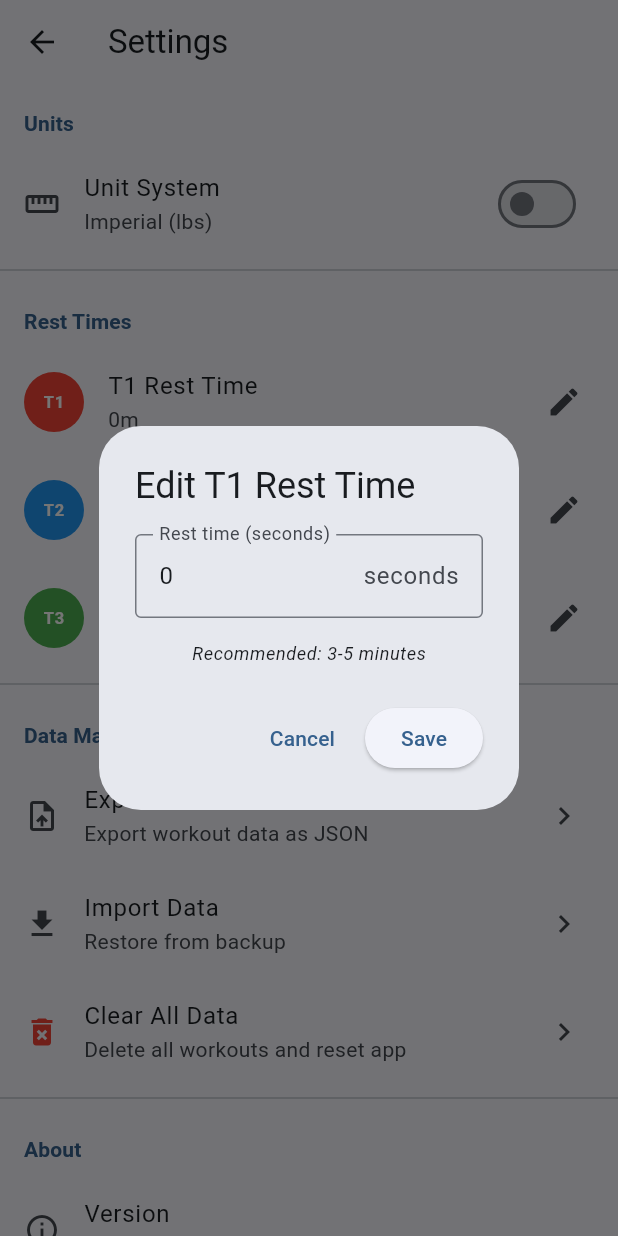
After one commit to camiloh12/gzclp, a Flutter app: the SettingsPage screen opened by its route, after a tap on "T1", on a phone screen of 412 x 824 dp. The commit adds this screen. Run offline on Flutter 3.47's test engine with Material 3 defaults, Android fonts, the phone set to English and light mode, and no system bars; our stand-ins replace dartz, drift, drift_flutter, equatable, flutter_bloc, get_it and 1 more; accounts and stored records are empty; generated files the repository leaves out were written again.

Commit message:
added settings page

```diff
--- a/lib/core/di/injection_container.dart
+++ b/lib/core/di/injection_container.dart
@@ -14,8 +14,10 @@ import '../../features/workout/domain/repositories/workout_set_repository.dart';
 import '../../features/workout/domain/usecases/calculate_t1_progression.dart';
 import '../../features/workout/domain/usecases/calculate_t2_progression.dart';
 import '../../features/workout/domain/usecases/calculate_t3_progression.dart';
+import '../../features/workout/domain/usecases/export_database.dart';
 import '../../features/workout/domain/usecases/finalize_workout_session.dart';
 import '../../features/workout/domain/usecases/generate_workout_for_day.dart';
+import '../../features/workout/domain/usecases/import_database.dart';
 import '../../features/workout/presentation/bloc/onboarding/onboarding_bloc.dart'
     as features;
 import '../../features/workout/presentation/bloc/workout/workout_bloc.dart'
@@ -86,6 +88,10 @@ Future<void> init() async {
     ),
   );
 
+  //! Phase 8: Data Management
+  sl.registerLazySingleton(() => ExportDatabase());
+  sl.registerLazySingleton(() => ImportDatabase());
+
   //! Phase 3: BLoCs
   // Note: BLoCs are registered as factories (new instance each time)
   // They will be provided at widget level via BlocProvider
--- a/lib/features/workout/presentation/pages/dashboard_page.dart
+++ b/lib/features/workout/presentation/pages/dashboard_page.dart
@@ -1,7 +1,6 @@
 import 'package:flutter/material.dart';
 
 import '../../../../core/di/injection_container.dart';
-import '../../../../core/utils/lift_name_helper.dart';
 import '../../data/datasources/local/app_database.dart';
 
 /// Performance dashboard showing current lift status and statistics
--- a/lib/features/workout/presentation/pages/home_page.dart
+++ b/lib/features/workout/presentation/pages/home_page.dart
@@ -29,7 +29,7 @@ class HomePage extends StatelessWidget {
             IconButton(
               icon: const Icon(Icons.settings),
               onPressed: () {
-                // TODO: Navigate to settings
+                Navigator.of(context).pushNamed(AppRoutes.settings);
               },
               tooltip: 'Settings',
             ),
--- /dev/null
+++ b/lib/features/workout/presentation/pages/settings_page.dart
@@ -0,0 +1,422 @@
+import 'package:flutter/material.dart';
+import 'package:flutter/services.dart';
+import 'package:package_info_plus/package_info_plus.dart';
+
+import '../../../../core/constants/app_constants.dart';
+import '../../../../core/di/injection_container.dart';
+import '../../data/datasources/local/app_database.dart';
+
+/// Settings page for app configuration and preferences
+class SettingsPage extends StatefulWidget {
+  const SettingsPage({super.key});
+
+  @override
+  State<SettingsPage> createState() => _SettingsPageState();
+}
+
+class _SettingsPageState extends State<SettingsPage> {
+  final _database = sl<AppDatabase>();
+  bool _isLoading = true;
+  UserPreference? _preferences;
+  String _appVersion = 'Loading...';
+
+  @override
+  void initState() {
+    super.initState();
+    _loadSettings();
+    _loadAppInfo();
+  }
+
+  Future<void> _loadSettings() async {
+    setState(() => _isLoading = true);
+    try {
+      final prefs = await _database.userPreferencesDao.getPreferences();
+      setState(() {
+        _preferences = prefs;
+        _isLoading = false;
+      });
+    } catch (e) {
+      setState(() => _isLoading = false);
+      if (mounted) {
+        _showError('Failed to load settings: $e');
+      }
+    }
+  }
+
+  Future<void> _loadAppInfo() async {
+    try {
+      final packageInfo = await PackageInfo.fromPlatform();
+      setState(() {
+        _appVersion = '${packageInfo.version} (${packageInfo.buildNumber})';
+      });
+    } catch (e) {
+      setState(() {
+        _appVersion = 'Unknown';
+      });
+    }
+  }
+
+  Future<void> _updateUnitSystem(String unitSystem) async {
+    try {
+      await _database.userPreferencesDao.updatePreferenceFields(
+        unitSystem: unitSystem,
+      );
+      await _loadSettings();
+      if (mounted) {
+        ScaffoldMessenger.of(context).showSnackBar(
+          SnackBar(
+            content: Text('Unit system changed to ${unitSystem == AppConstants.unitSystemMetric ? "Metric" : "Imperial"}'),
+            backgroundColor: Colors.green,
+          ),
+        );
+      }
+    } catch (e) {
+      _showError('Failed to update unit system: $e');
+    }
+  }
+
+  Future<void> _updateRestTime(String tier, int seconds) async {
+    try {
+      switch (tier) {
+        case 'T1':
+          await _database.userPreferencesDao.updatePreferenceFields(
+            t1RestSeconds: seconds,
+          );
+          break;
+        case 'T2':
+          await _database.userPreferencesDao.updatePreferenceFields(
+            t2RestSeconds: seconds,
+          );
+          break;
+        case 'T3':
+          await _database.userPreferencesDao.updatePreferenceFields(
+            t3RestSeconds: seconds,
+          );
+          break;
+      }
+      await _loadSettings();
+      if (mounted) {
+        ScaffoldMessenger.of(context).showSnackBar(
+          SnackBar(
+            content: Text('$tier rest time updated to ${seconds}s'),
+            backgroundColor: Colors.green,
+          ),
+        );
+      }
+    } catch (e) {
+      _showError('Failed to update rest time: $e');
+    }
+  }
+
+  void _showError(String message) {
+    if (mounted) {
+      ScaffoldMessenger.of(context).showSnackBar(
+        SnackBar(
+          content: Text(message),
+          backgroundColor: Colors.red,
+        ),
+      );
+    }
+  }
+
+  @override
+  Widget build(BuildContext context) {
+    return Scaffold(
+      appBar: AppBar(
+        title: const Text('Settings'),
+      ),
+      body: _isLoading
+          ? const Center(child: CircularProgressIndicator())
+          : _preferences == null
+              ? Center(
+                  child: Column(
+                    mainAxisAlignment: MainAxisAlignment.center,
+                    children: [
+                      const Icon(Icons.error_outline, size: 64, color: Colors.red),
+                      const SizedBox(height: 16),
+                      const Text('Failed to load preferences'),
+                      const SizedBox(height: 16),
+                      ElevatedButton(
+                        onPressed: _loadSettings,
+                        child: const Text('Retry'),
+                      ),
+                    ],
+                  ),
+                )
+              : ListView(
+                  children: [
+                    // Unit System
+                    _buildSectionHeader('Units'),
+                    ListTile(
+                      leading: const Icon(Icons.straighten),
+                      title: const Text('Unit System'),
+                      subtitle: Text(_preferences!.unitSystem == AppConstants.unitSystemMetric ? 'Metric (kg)' : 'Imperial (lbs)'),
+                      trailing: Switch(
+                        value: _preferences!.unitSystem == AppConstants.unitSystemMetric,
+                        onChanged: (value) {
+                          _updateUnitSystem(
+                            value ? AppConstants.unitSystemMetric : AppConstants.unitSystemImperial,
+                          );
+                        },
+                      ),
+                    ),
+                    const Divider(),
+
+                    // Rest Times
+                    _buildSectionHeader('Rest Times'),
+                    _buildRestTimeTile('T1', _preferences!.t1RestSeconds, Colors.red),
+                    _buildRestTimeTile('T2', _preferences!.t2RestSeconds, Colors.blue),
+                    _buildRestTimeTile('T3', _preferences!.t3RestSeconds, Colors.green),
+                    const Divider(),
+
+                    // Data Management
+                    _buildSectionHeader('Data Management'),
+                    ListTile(
+                      leading: const Icon(Icons.upload_file),
+                      title: const Text('Export Data'),
+                      subtitle: const Text('Export workout data as JSON'),
+                      trailing: const Icon(Icons.chevron_right),
+                      onTap: () => _showComingSoon('Export Data'),
+                    ),
+                    ListTile(
+                      leading: const Icon(Icons.download),
+                      title: const Text('Import Data'),
+                      subtitle: const Text('Restore from backup'),
+                      trailing: const Icon(Icons.chevron_right),
+                      onTap: () => _showComingSoon('Import Data'),
+                    ),
+                    ListTile(
+                      leading: const Icon(Icons.delete_forever, color: Colors.red),
+                      title: const Text('Clear All Data'),
+                      subtitle: const Text('Delete all workouts and reset app'),
+                      trailing: const Icon(Icons.chevron_right),
+                      onTap: _confirmClearData,
+                    ),
+                    const Divider(),
+
+                    // About
+                    _buildSectionHeader('About'),
+                    ListTile(
+                      leading: const Icon(Icons.info_outline),
+                      title: const Text('Version'),
+                      subtitle: Text(_appVersion),
+                    ),
+                    ListTile(
+                      leading: const Icon(Icons.help_outline),
+                      title: const Text('Help & FAQ'),
+                      trailing: const Icon(Icons.chevron_right),
+                      onTap: () => _showComingSoon('Help & FAQ'),
+                    ),
+                    ListTile(
+                      leading: const Icon(Icons.description_outlined),
+                      title: const Text('About GZCLP'),
+                      trailing: const Icon(Icons.chevron_right),
+                      onTap: _showAboutDialog,
+                    ),
+                  ],
+                ),
+    );
+  }
+
+  Widget _buildSectionHeader(String title) {
+    return Padding(
+      padding: const EdgeInsets.fromLTRB(16, 16, 16, 8),
+      child: Text(
+        title,
+        style: Theme.of(context).textTheme.titleSmall?.copyWith(
+              color: Theme.of(context).colorScheme.primary,
+              fontWeight: FontWeight.bold,
+            ),
+      ),
+    );
+  }
+
+  Widget _buildRestTimeTile(String tier, int currentSeconds, Color color) {
+    final minutes = currentSeconds ~/ 60;
+    final seconds = currentSeconds % 60;
+    final displayText = seconds > 0 ? '${minutes}m ${seconds}s' : '${minutes}m';
+
+    return ListTile(
+      leading: Container(
+        width: 40,
+        height: 40,
+        decoration: BoxDecoration(
+          color: color,
+          shape: BoxShape.circle,
+        ),
+        child: Center(
+          child: Text(
+            tier,
+            style: const TextStyle(
+              color: Colors.white,
+              fontWeight: FontWeight.bold,
+            ),
+          ),
+        ),
+      ),
+      title: Text('$tier Rest Time'),
+      subtitle: Text(displayText),
+      trailing: const Icon(Icons.edit),
+      onTap: () => _showRestTimeDialog(tier, currentSeconds),
+    );
+  }
+
+  Future<void> _showRestTimeDialog(String tier, int currentSeconds) async {
+    final controller = TextEditingController(text: currentSeconds.toString());
+
+    final result = await showDialog<int>(
+      context: context,
+      builder: (context) => AlertDialog(
+        title: Text('Edit $tier Rest Time'),
+        content: Column(
+          mainAxisSize: MainAxisSize.min,
+          children: [
+            TextField(
+              controller: controller,
+              keyboardType: TextInputType.number,
+              inputFormatters: [FilteringTextInputFormatter.digitsOnly],
+              decoration: const InputDecoration(
+                labelText: 'Rest time (seconds)',
+                suffixText: 'seconds',
+                border: OutlineInputBorder(),
+              ),
+            ),
+            const SizedBox(height: 16),
+            Text(
+              'Recommended: ${_getRecommendedRestTime(tier)}',
+              style: Theme.of(context).textTheme.bodySmall?.copyWith(
+                    fontStyle: FontStyle.italic,
+                  ),
+            ),
+          ],
+        ),
+        actions: [
+          TextButton(
+            onPressed: () => Navigator.pop(context),
+            child: const Text('Cancel'),
+          ),
+          ElevatedButton(
+            onPressed: () {
+              final value = int.tryParse(controller.text);
+              if (value != null && value > 0 && value <= 600) {
+                Navigator.pop(context, value);
+              }
+            },
+            child: const Text('Save'),
+          ),
+        ],
+      ),
+    );
+
+    if (result != null) {
+      await _updateRestTime(tier, result);
+    }
+  }
+
+  String _getRecommendedRestTime(String tier) {
+    switch (tier) {
+      case 'T1':
+        return '3-5 minutes';
+      case 'T2':
+        return '2-3 minutes';
+      case 'T3':
+        return '1-2 minutes';
+      default:
+        return '';
+    }
+  }
+
+  void _showComingSoon(String feature) {
+    showDialog(
+      context: context,
+      builder: (context) => AlertDialog(
+        title: const Text('Coming Soon'),
+        content: Text('$feature feature will be available in a future update.'),
+        actions: [
+          TextButton(
+            onPressed: () => Navigator.pop(context),
+            child: const Text('OK'),
+          ),
+        ],
+      ),
+    );
+  }
+
+  Future<void> _confirmClearData() async {
+    final confirmed = await showDialog<bool>(
+      context: context,
+      builder: (context) => AlertDialog(
+        title: const Text('Clear All Data?'),
+        content: const Text(
+          'This will permanently delete all your workouts, progress, and settings. This action cannot be undone.\n\nAre you sure you want to continue?',
+        ),
+        actions: [
+          TextButton(
+            onPressed: () => Navigator.pop(context, false),
+            child: const Text('Cancel'),
+          ),
+          ElevatedButton(
+            onPressed: () => Navigator.pop(context, true),
+            style: ElevatedButton.styleFrom(
+              backgroundColor: Colors.red,
+              foregroundColor: Colors.white,
+            ),
+            child: const Text('Delete Everything'),
+          ),
+        ],
+      ),
+    );
+
+    if (confirmed == true) {
+      // TODO: Implement data clearing logic
+      _showComingSoon('Clear All Data');
+    }
+  }
+
+  void _showAboutDialog() {
+    showDialog(
+      context: context,
+      builder: (context) => AlertDialog(
+        title: const Text('About GZCLP'),
+        content: const SingleChildScrollView(
+          child: Column(
+            mainAxisSize: MainAxisSize.min,
+            crossAxisAlignment: CrossAxisAlignment.start,
+            children: [
+              Text(
+                'GZCLP Workout Tracker',
+                style: TextStyle(fontWeight: FontWeight.bold, fontSize: 16),
+              ),
+              SizedBox(height: 8),
+              Text(
+                'This app helps you track and manage your GZCLP (Cody Lefever\'s GZCL Linear Progression) workouts.',
+              ),
+              SizedBox(height: 16),
+              Text(
+                'Features:',
+                style: TextStyle(fontWeight: FontWeight.bold),
+              ),
+              SizedBox(height: 8),
+              Text('• Automatic workout generation'),
+              Text('• Intelligent progression tracking'),
+              Text('• AMRAP set guidance'),
+              Text('• Workout history and analytics'),
+              Text('• Notes and annotations'),
+              Text('• Rest timer'),
+              SizedBox(height: 16),
+              Text(
+                'GZCLP is a beginner-friendly linear progression program that uses a three-tier system (T1, T2, T3) with automatic progression and reset mechanisms.',
+              ),
+            ],
+          ),
+        ),
+        actions: [
+          TextButton(
+            onPressed: () => Navigator.pop(context),
+            child: const Text('Close'),
+          ),
+        ],
+      ),
+    );
+  }
+}
--- a/lib/main.dart
+++ b/lib/main.dart
@@ -6,6 +6,7 @@ import 'features/workout/presentation/pages/active_workout_page.dart';
 import 'features/workout/presentation/pages/dashboard_page.dart';
 import 'features/workout/presentation/pages/home_page.dart';
 import 'features/workout/presentation/pages/onboarding_page.dart';
+import 'features/workout/presentation/pages/settings_page.dart';
 import 'features/workout/presentation/pages/splash_page.dart';
 import 'features/workout/presentation/pages/start_workout_page.dart';
 import 'features/workout/presentation/pages/workout_history_page.dart';
@@ -51,6 +52,7 @@ class GZCLPApp extends StatelessWidget {
         AppRoutes.activeWorkout: (context) => const ActiveWorkoutPage(),
         AppRoutes.history: (context) => const WorkoutHistoryPage(),
         AppRoutes.dashboard: (context) => const DashboardPage(),
+        AppRoutes.settings: (context) => const SettingsPage(),
       },
     );
   }
--- a/pubspec.yaml
+++ b/pubspec.yaml
@@ -60,6 +60,9 @@ dependencies:
   # Shared Preferences
   shared_preferences: ^2.3.3
 
+  # App Info
+  package_info_plus: ^8.1.2
+
 dev_dependencies:
   flutter_test:
     sdk: flutter
```
Also changed, not shown: lib/features/workout/domain/usecases/export_database.dart (added, +92 -0 lines), lib/features/workout/domain/usecases/import_database.dart (added, +156 -0 lines), pubspec.lock, 1 other file.
